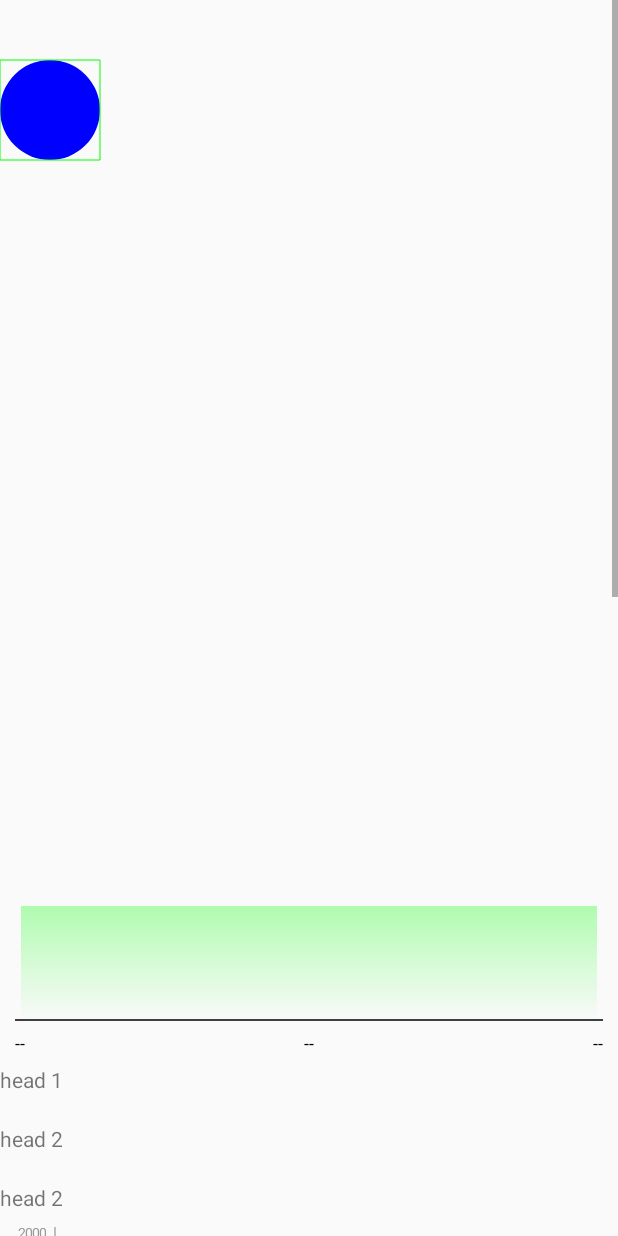
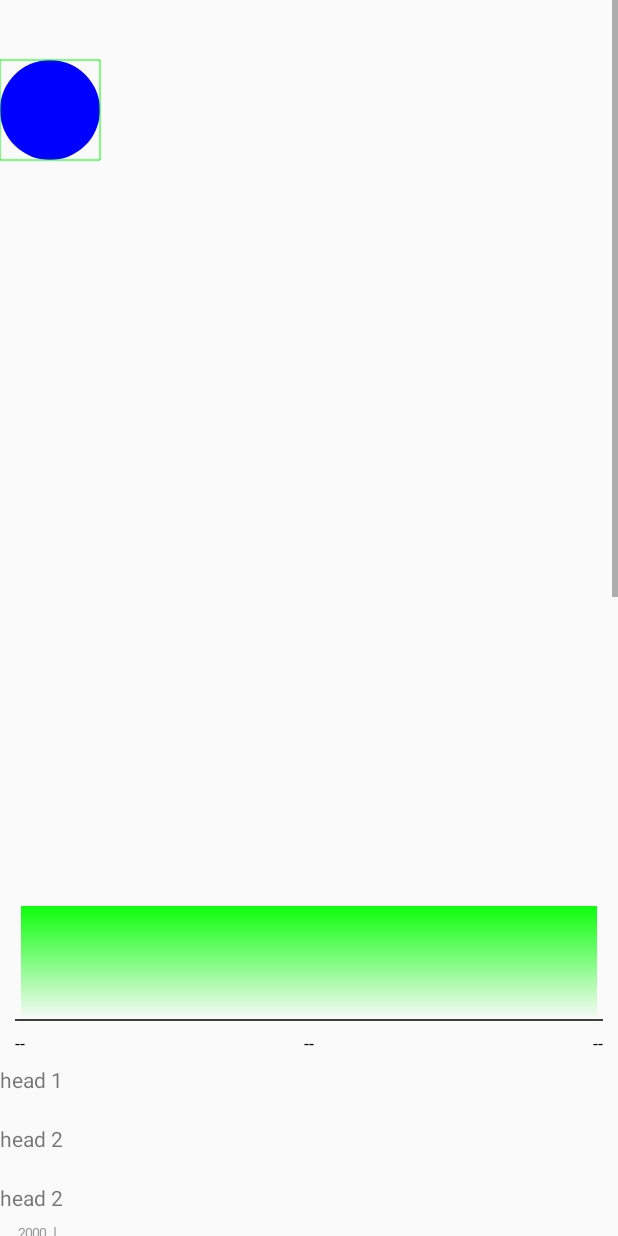
Before and after one commit to hurist/Chart, an Android app built with Jetpack Compose: the layout activity_main.xml on its own in the app's theme, with its tools: preview values and no code run, on a phone screen of 412 x 824 dp. Run offline under Robolectric (Android 15) with nearby library versions, the phone set to English and light mode, and no system bars.

Commit message:
Support for custom attributes in `SimpleLineChart`
This commit introduces support for custom attributes in the `SimpleLineChart` view.
The changes include:
*   Added custom attributes like `axisLineColor`, `axisTextSize`, `axisLineWidth`, `dotRadius`, `focusedDotRadius`, `themeColor`, `startColor` and `endColor` to `SimpleLineChart` via the `attrs.xml` file.
*   Update the implementation of the SimpleLineChart to read these new custom attributes.
*   Modified `axisLinePaint` and `axisTextPaint` to use the color and size set in the attributes.
*   Modified the LinearGradient shader to use `startColor` and `endColor` from the attributes.

```diff
--- a/ChartLib/src/main/java/com/hvi2ist/chartlib/SimpleLineChart.kt
+++ b/ChartLib/src/main/java/com/hvi2ist/chartlib/SimpleLineChart.kt
@@ -5,7 +5,6 @@ import android.content.Context
 import android.graphics.*
 import android.util.AttributeSet
 import android.view.View
-import androidx.core.view.marginEnd
 import com.hvi2ist.chartlib.util.changeAlpha
 import com.hvi2ist.chartlib.util.dp
 import com.hvi2ist.chartlib.util.sp
@@ -23,30 +22,50 @@ class SimpleLineChart @JvmOverloads constructor(
     )
     private var focusedIndex = -1
 
-    private val xAxisTextSize = 12.sp
-    private val xAxisTextMargin = 6.dp
-    private val xAxisTextColor = Color.BLACK
-    private val xAxisTextPaint = Paint().apply {
-        color = xAxisTextColor
-        textSize = xAxisTextSize
+    private var axisLineColor = Color.BLACK
+    private var axisTextSize = 12.sp
+    private var axisTextMargin = 6.dp
+    private val axisTextColor = Color.BLACK
+    private val axisTextPaint = Paint().apply {
+        color = axisTextColor
+        textSize = axisTextSize
         textAlign = Paint.Align.CENTER
     }
-    private val xAxisLineWidth = 1.dp
-    private val xAxisLinePaint = Paint().apply {
+    private var axisLineWidth = 1.dp
+    private val axisLinePaint = Paint().apply {
         color = Color.BLACK
-        strokeWidth = xAxisLineWidth
+        strokeWidth = axisLineWidth
     }
 
-    private val dotRadius = 4.dp
-    private val focusedDotRadius = 10.dp
-    private val themeColor = Color.GREEN
+    private var dotRadius = 4.dp
+    private var focusedDotRadius = 10.dp
+    private var themeColor = Color.GREEN
     private val lineWidth = 1.dp
+    private var startColor = Color.GREEN
+    private var endColor = Color.TRANSPARENT
+
+    init {
+        val typedArray = context.obtainStyledAttributes(attrs, R.styleable.SimpleLineChart, defStyleAttr, 0)
+        axisLineColor = typedArray.getColor(R.styleable.SimpleLineChart_axisLineColor, axisLineColor)
+        axisTextSize = typedArray.getDimension(R.styleable.SimpleLineChart_axisTextSize, axisTextSize)
+        axisTextMargin = typedArray.getDimension(R.styleable.SimpleLineChart_chartBottomMargin, axisTextMargin)
+        axisLineWidth = typedArray.getDimension(R.styleable.SimpleLineChart_axisLineWidth, axisLineWidth)
+        axisTextPaint.textSize = axisTextSize
+        axisLinePaint.color = axisLineColor
+        axisLinePaint.strokeWidth = axisLineWidth
+        dotRadius = typedArray.getDimension(R.styleable.SimpleLineChart_dotRadius, dotRadius)
+        focusedDotRadius = typedArray.getDimension(R.styleable.SimpleLineChart_dotSelectedRadius, focusedDotRadius)
+        themeColor = typedArray.getColor(R.styleable.SimpleLineChart_color, themeColor)
+        startColor = typedArray.getColor(R.styleable.SimpleLineChart_startColor, startColor)
+        endColor = typedArray.getColor(R.styleable.SimpleLineChart_endColor, endColor)
+        typedArray.recycle()
+    }
 
     @SuppressLint("DrawAllocation")
     override fun onDraw(canvas: Canvas) {
         super.onDraw(canvas)
 
-        val textHeight = xAxisTextPaint.fontMetrics.descent - xAxisTextPaint.fontMetrics.ascent
+        val textHeight = axisTextPaint.fontMetrics.descent - axisTextPaint.fontMetrics.ascent
         val xAxisTextY = height.toFloat()
         data.map { it.time }.forEachIndexed { index, text ->
             val textX = when (index) {
@@ -54,16 +73,16 @@ class SimpleLineChart @JvmOverloads constructor(
                 data.size - 1 -> width.toFloat()
                 else -> width / (data.size - 1) * index.toFloat()
             }.toFloat()
-            xAxisTextPaint.textAlign = when (index) {
+            axisTextPaint.textAlign = when (index) {
                 0 -> Paint.Align.LEFT
                 data.size - 1 -> Paint.Align.RIGHT
                 else -> Paint.Align.CENTER
             }
-            canvas.drawText(text, textX, xAxisTextY, xAxisTextPaint)
+            canvas.drawText(text, textX, xAxisTextY, axisTextPaint)
         }
 
-        val xAxisLineY = xAxisTextY - textHeight - xAxisTextMargin
-        canvas.drawLine(0f, xAxisLineY, width.toFloat(), xAxisLineY, xAxisLinePaint)
+        val xAxisLineY = xAxisTextY - textHeight - axisTextMargin
+        canvas.drawLine(0f, xAxisLineY, width.toFloat(), xAxisLineY, axisLinePaint)
 
         //if (data.all { it.value == ChartData.NO_VALUE }) return
 
@@ -87,7 +106,7 @@ class SimpleLineChart @JvmOverloads constructor(
                 style = Paint.Style.FILL
                 shader = LinearGradient(
                     0f, 0f, 0f, xAxisLineY,
-                    themeColor.changeAlpha(80), Color.TRANSPARENT, Shader.TileMode.CLAMP
+                    startColor, endColor, Shader.TileMode.CLAMP
                 )
             })
             return
@@ -133,7 +152,7 @@ class SimpleLineChart @JvmOverloads constructor(
                 style = Paint.Style.FILL
                 shader = LinearGradient(
                     0f, 0f, 0f, xAxisLineY,
-                    themeColor.changeAlpha(80), Color.TRANSPARENT, Shader.TileMode.CLAMP
+                    startColor, endColor, Shader.TileMode.CLAMP
                 )
             })
         }
--- a/ChartLib/src/main/res/values/attr.xml
+++ b/ChartLib/src/main/res/values/attr.xml
@@ -17,7 +17,7 @@
     <attr name="axisTextSize" format="dimension"/>
     <attr name="axisLineColor" format="color"/>
     <attr name="axisLineWidth" format="dimension"/>
-    <attr name="touchLineColor" format="dimension"/>
+    <attr name="touchLineColor" format="color"/>
     <attr name="infoLayout" format="reference"/>
     <attr name="dotRadius" format="dimension"/>
     <attr name="dotSelectedRadius" format="dimension"/>
@@ -26,6 +26,7 @@
         <enum name="above" value="1"/>
     </attr>
     <attr name="infoPadding" format="dimension"/>
+    <attr name="lineWidth" format="dimension" />
 
     <declare-styleable name="BarChart">
         <attr name="chartBottomMargin"/>
@@ -55,7 +56,7 @@
         <attr name="axisLineColor"/>
         <attr name="axisLineWidth"/>
         <attr name="lineColor" format="color" />
-        <attr name="lineWidth" format="dimension" />
+        <attr name="lineWidth"/>
         <attr name="dotRadius"/>
         <attr name="dotSelectedRadius"/>
         <attr name="touchLineColor" />
@@ -94,4 +95,18 @@
         <attr name="label3Text" format="string" />
         <attr name="label4Text" format="string" />
     </declare-styleable>
+
+    <declare-styleable name="SimpleLineChart">
+        <attr name="color" format="color" />
+        <attr name="lineWidth"/>
+        <attr name="dotRadius"/>
+        <attr name="dotSelectedRadius"/>
+        <attr name="axisTextSize"/>
+        <attr name="axisTextColor"/>
+        <attr name="axisLineColor"/>
+        <attr name="axisLineWidth"/>
+        <attr name="chartBottomMargin" />
+        <attr name="startColor" format="color"/>
+        <attr name="endColor" format="color"/>
+    </declare-styleable>
 </resources>
```
